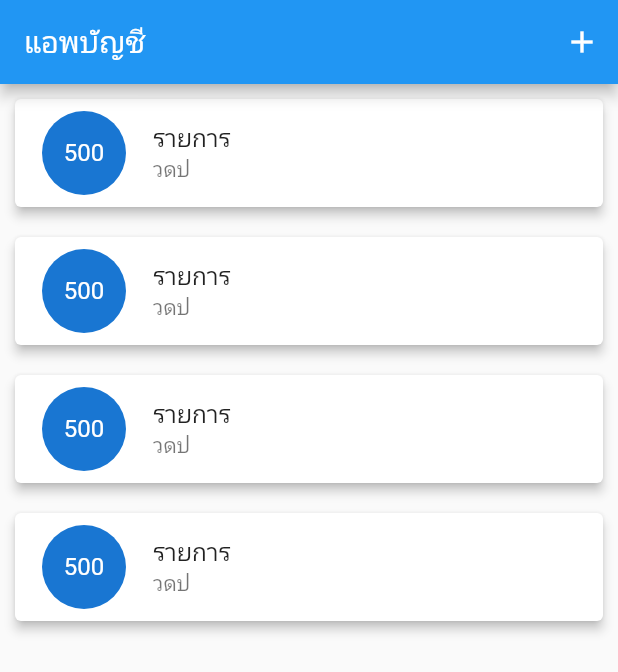
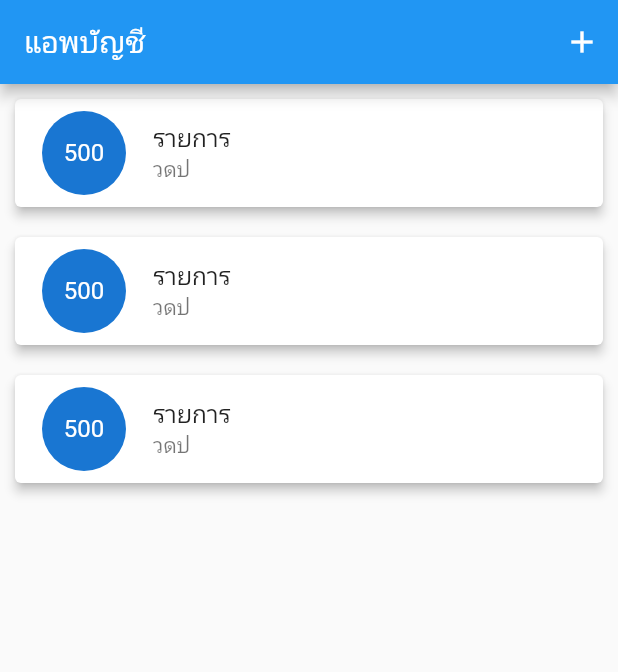
Before and after one commit to sarawut-bank/Lab5_Saraut, a Flutter app: the screen it shows after launch, on a phone screen of 412 x 824 dp. Shown: the top 672 px of the screen. Run offline on Flutter 3.47's test engine with Material 2 defaults, Android fonts, the phone set to English and light mode, and no system bars.

```diff
--- a/lib/main.dart
+++ b/lib/main.dart
@@ -1,5 +1,8 @@
 import 'package:flutter/material.dart';
+import 'package:lab5/models/tranasaction.dart';
+import 'package:lab5/provider/transaction_provider.dart';
 import 'package:lab5/screens/form_screen.dart';
+import 'package:provider/provider.dart';
 
 void main() {
   runApp(const MyApp());
@@ -10,12 +13,19 @@ class MyApp extends StatelessWidget {
 
   @override
   Widget build(BuildContext context) {
-    return MaterialApp(
+    return MultiProvider(
+      providers: [
+        ChangeNotifierProvider(create: (context) {
+          return TransactionProvider();
+        })
+      ],
+      child: MaterialApp(
         title: 'Flutter Demo',
         theme: ThemeData(
           primarySwatch: Colors.blue,
         ),
         home: const MyHomePage(title: 'แอพบัญชี'),
+      ),
     );
   }
 }
@@ -46,12 +56,16 @@ class _MyHomePageState extends State<MyHomePage> {
             )
           ],
         ),
-      body: ListView.builder(
-          itemCount: 4,
+        body: Consumer(
+          builder: (context, TransactionProvider provider, child) {
+            return ListView.builder(
+                itemCount: provider.transactions.length,
                 itemBuilder: (context, int index) {
+                  Transaction data = provider.transactions[index];
                   return Card(
                     elevation: 3,
-              margin: const EdgeInsets.symmetric(horizontal: 10, vertical: 10),
+                    margin: const EdgeInsets.symmetric(
+                        horizontal: 10, vertical: 10),
                     child: ListTile(
                       leading: CircleAvatar(
                           radius: 30,
@@ -62,7 +76,8 @@ class _MyHomePageState extends State<MyHomePage> {
                       subtitle: Text("วดป"),
                     ),
                   );
-          }),
-    );
+                });
+          },
+        ));
   }
 }
```
Lines whose indentation alone changed are shown as unchanged.
